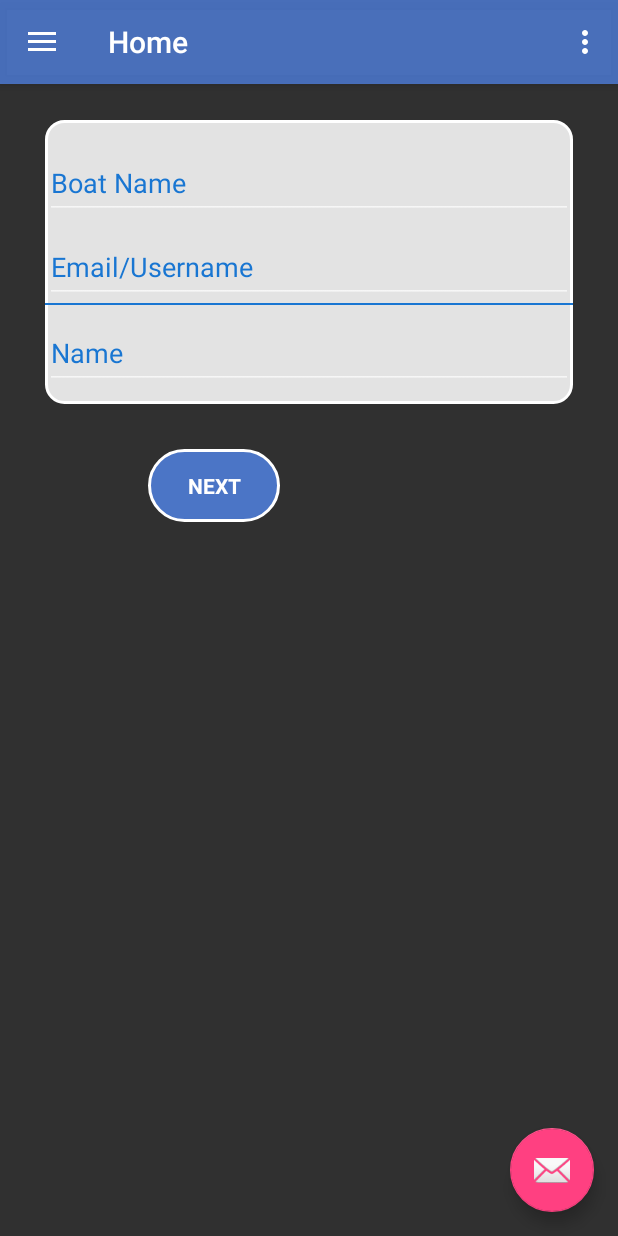
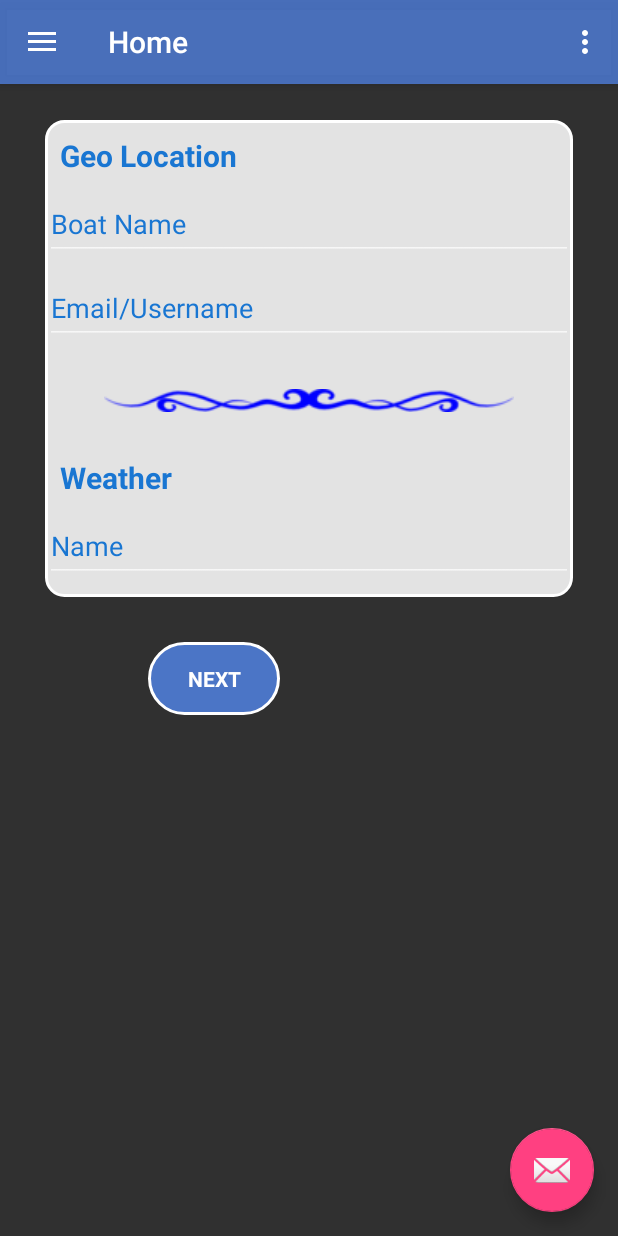
Before and after one commit to ndesai187/indigoX, an Android app: the fragment GeoWeatherFragment placed in its activity, on a phone screen of 412 x 824 dp. Run offline under Robolectric (Android 15) with nearby library versions, the phone set to English and light mode, and no system bars.

Commit message:
working on add geo-weather fragment

```diff
--- a/app/src/main/res/layout/fragment_geo_weather.xml
+++ b/app/src/main/res/layout/fragment_geo_weather.xml
@@ -19,6 +19,14 @@
                 android:layout_height="wrap_content"
                 android:orientation="vertical"
                 android:background="@drawable/round_corners_view">
+            <TextView
+                    android:layout_width="wrap_content"
+                    android:layout_height="wrap_content"
+                    android:text="Geo Location"
+                    android:textColor="@color/hintColorIndigo"
+                    android:textStyle="bold"
+                    android:paddingLeft="10dp"
+                    android:textSize="20sp"/>
 
             <android.support.design.widget.TextInputLayout
                     android:layout_width="match_parent"
@@ -53,7 +61,27 @@
                         android:singleLine="true"/>
             </android.support.design.widget.TextInputLayout>
 
-            <View style="@style/Divider"/>
+            <!--View android:paddingTop="40dp"
+                  android:paddingBottom="40dp"
+                  style="@style/Divider"/-->
+
+
+            <ImageView
+                    android:id="@+id/imageView1"
+                    android:layout_width="match_parent"
+                    android:layout_height="wrap_content"
+                    android:src="@drawable/blue_separator_md"
+                    android:paddingBottom="30dp"
+                    android:paddingTop="30dp"/>
+
+            <TextView
+                    android:layout_width="wrap_content"
+                    android:layout_height="wrap_content"
+                    android:text="Weather"
+                    android:textColor="@color/hintColorIndigo"
+                    android:textStyle="bold"
+                    android:paddingLeft="10dp"
+                    android:textSize="20sp"/>
 
             <android.support.design.widget.TextInputLayout
                     android:layout_width="match_parent"
--- a/app/src/main/res/layout/sample_reading_custom_view.xml
+++ b/app/src/main/res/layout/sample_reading_custom_view.xml
@@ -1,8 +1,8 @@
 <FrameLayout
         xmlns:android="http://schemas.android.com/apk/res/android"
-        xmlns:app="http://schemas.android.com/apk/res/com.example.nirav.indigox"
         android:layout_width="match_parent"
-        android:layout_height="match_parent">
+        android:layout_height="match_parent"
+        xmlns:app="http://schemas.android.com/apk/res-auto">
 
     <com.example.nirav.indigox.ReadingCustomView
             android:background="#ccc"
--- a/app/src/main/res/values/colors.xml
+++ b/app/src/main/res/values/colors.xml
@@ -5,4 +5,5 @@
     <color name="colorAccent">#FF4081</color>
     <color name="hintColorIndigo">#1976D2</color>
     <color name="hintColorWhite">#FFFFFF</color>
+    <color name="hintColorOrange">#ffa500</color>
 </resources>
--- a/app/src/main/res/values/styles.xml
+++ b/app/src/main/res/values/styles.xml
@@ -15,8 +15,8 @@
 
     <style name="Divider">
         <item name="android:layout_width">match_parent</item>
-        <item name="android:layout_height">1dp</item>
-        <item name="android:background">@color/hintColorIndigo</item>
+        <item name="android:layout_height">4dp</item>
+        <item name="android:background">@color/hintColorOrange</item>
     </style>
 
 </resources>
```
Also changed, not shown: app/src/main/res/drawable/blue_separator_md.png (added).
